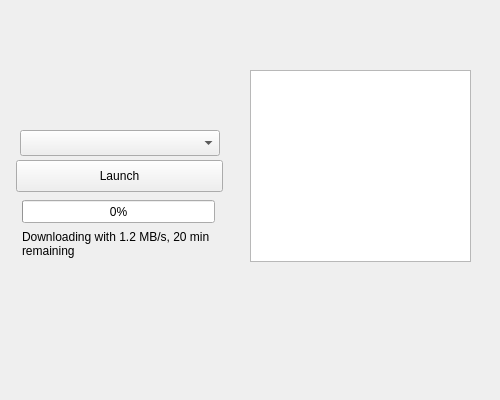
The window that mainwindow.ui (galli-leo/Testfighter) describes before a commit, drawn with Qt 5.
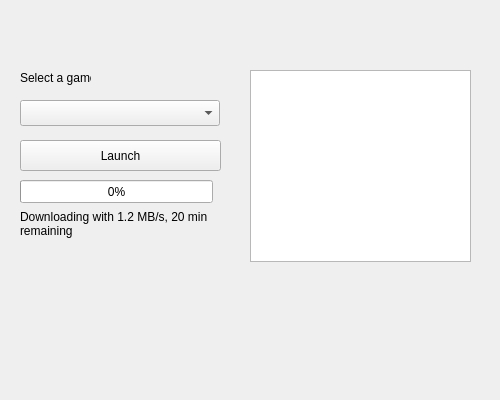
The same window after the commit. Icons and pictures are not drawn.

Diff of the .ui file:
```diff
--- a/mainwindow.ui
+++ b/mainwindow.ui
@@ -18,7 +18,7 @@
     <property name="geometry">
      <rect>
       <x>20</x>
-      <y>130</y>
+      <y>100</y>
       <width>200</width>
       <height>26</height>
      </rect>
@@ -26,6 +26,10 @@
     <property name="toolTip">
      <string>Select Game to play</string>
     </property>
+    <property name="styleSheet">
+     <string notr="true">/*border-image: url(:/images/dropdown.png);
+down-arrow {image: url(noimg); border-width: 0px; width: 0px;}*/</string>
+    </property>
     <property name="currentText">
      <string/>
     </property>
@@ -33,18 +37,34 @@
    <widget class="QPushButton" name="pushButton">
     <property name="geometry">
      <rect>
-      <x>16</x>
-      <y>160</y>
-      <width>207</width>
-      <height>32</height>
+      <x>20</x>
+      <y>140</y>
+      <width>201</width>
+      <height>31</height>
      </rect>
     </property>
+    <property name="styleSheet">
+     <string notr="true">/*border-image: url(:/images/blue_button02.png) 0 0 0 0 stretch stretch;
+font: 22pt &quot;:/fonts/kenvector_future.tff&quot;;
+font-weight: bold;
+color: rgb(255, 255, 255);*/
+</string>
+    </property>
     <property name="text">
      <string>Launch</string>
     </property>
     <property name="checkable">
      <bool>false</bool>
     </property>
+    <property name="autoDefault">
+     <bool>false</bool>
+    </property>
+    <property name="default">
+     <bool>false</bool>
+    </property>
+    <property name="flat">
+     <bool>false</bool>
+    </property>
    </widget>
    <widget class="QProgressBar" name="progressBar">
     <property name="enabled">
@@ -52,8 +72,8 @@
     </property>
     <property name="geometry">
      <rect>
-      <x>22</x>
-      <y>200</y>
+      <x>20</x>
+      <y>180</y>
       <width>193</width>
       <height>23</height>
      </rect>
@@ -68,12 +88,16 @@
    <widget class="QLabel" name="label">
     <property name="geometry">
      <rect>
-      <x>22</x>
-      <y>230</y>
+      <x>20</x>
+      <y>210</y>
       <width>195</width>
       <height>51</height>
      </rect>
     </property>
+    <property name="styleSheet">
+     <string notr="true">
+font: 8pt &quot;:/fonts/E:/Downloads/uipack/Font/kenvector_future.ttf2&quot;;</string>
+    </property>
     <property name="text">
      <string>Downloading with 1.2 MB/s, 20 min remaining</string>
     </property>
@@ -94,6 +118,19 @@
      </rect>
     </property>
    </widget>
+   <widget class="QLabel" name="label_2">
+    <property name="geometry">
+     <rect>
+      <x>20</x>
+      <y>70</y>
+      <width>71</width>
+      <height>16</height>
+     </rect>
+    </property>
+    <property name="text">
+     <string>Select a game</string>
+    </property>
+   </widget>
   </widget>
  </widget>
  <layoutdefault spacing="6" margin="11"/>
```
